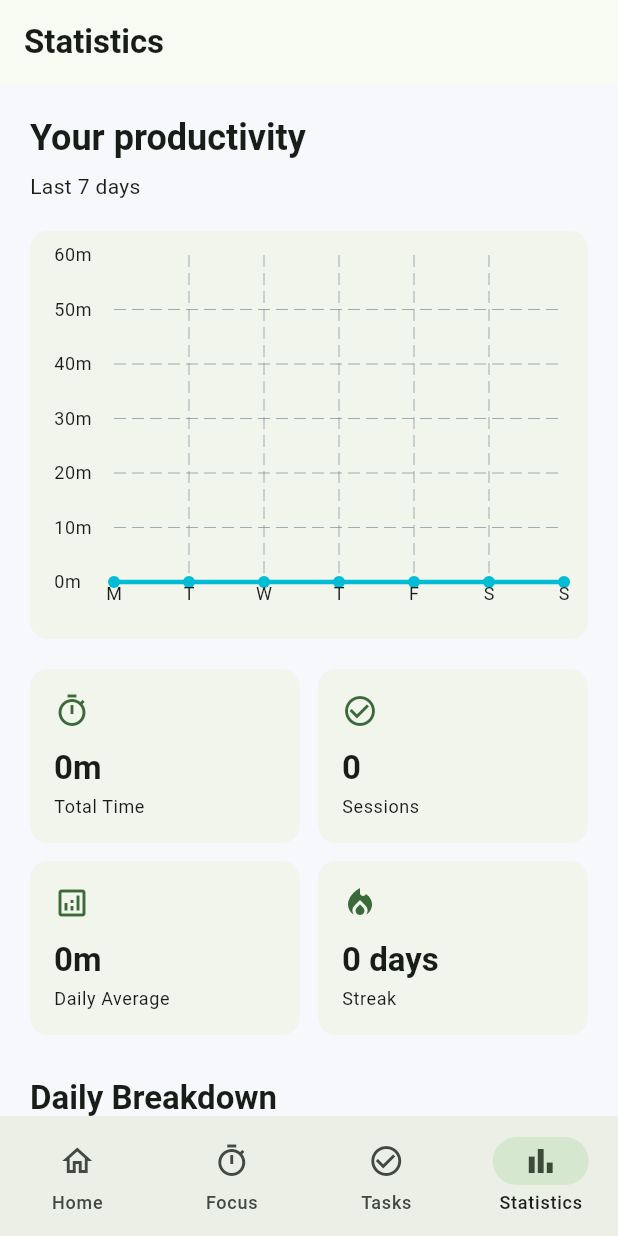
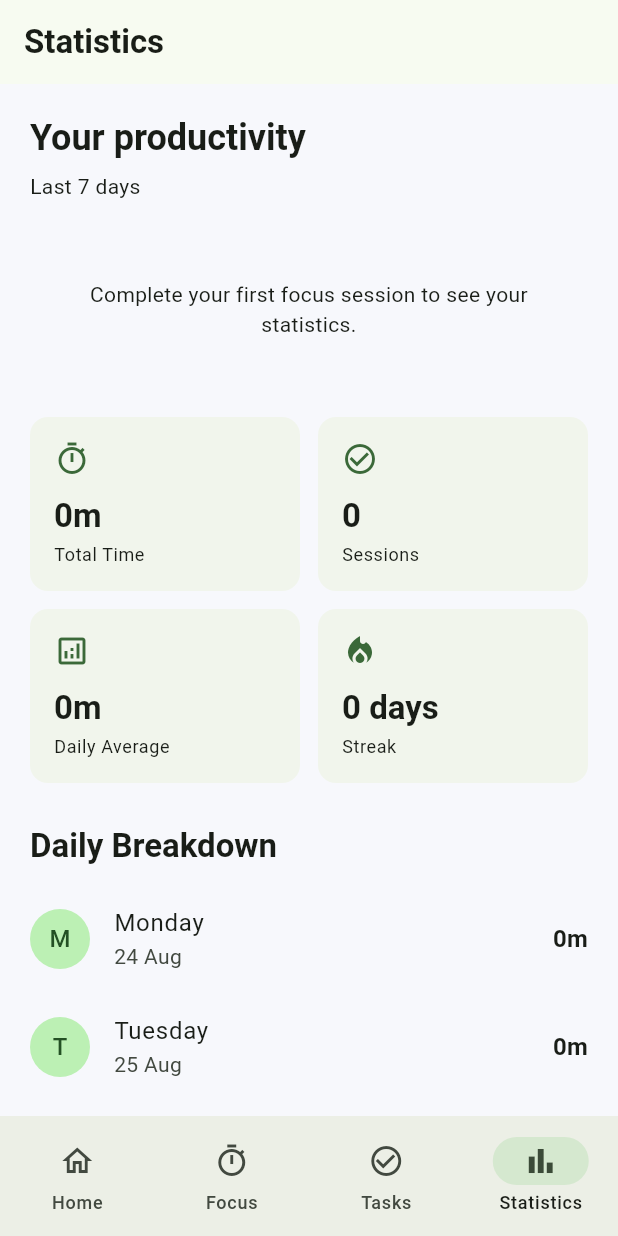
Before and after one commit to mayankahuja-pro/code_flux, a Flutter app: the screen it shows after launch, item 4 of the bottom bar chosen, on a phone screen of 412 x 824 dp. Run offline on Flutter 3.47's test engine with Material 3 defaults, Android fonts, the phone set to English and light mode, and no system bars; drawn by our look-alikes of fl_chart; our stand-ins replace shared_preferences.

Commit message:
Add message for empty coding sessions in StatisticsScreen

```diff
--- a/lib/screens/statistics_screen.dart
+++ b/lib/screens/statistics_screen.dart
@@ -60,7 +60,18 @@ class StatisticsScreen extends StatelessWidget {
             ),
 
             const SizedBox(height: 20),
-
+if (provider.codingSessions.isEmpty)
+  const Padding(
+    padding: EdgeInsets.all(32),
+    child: Center(
+      child: Text(
+        'Complete your first focus session '
+        'to see your statistics.',
+        textAlign: TextAlign.center,
+      ),
+    ),
+  )
+else
   Card(
     child: Padding(
       padding: const EdgeInsets.all(16),
@@ -69,6 +80,8 @@ class StatisticsScreen extends StatelessWidget {
       ),
     ),
   ),
+
+
 
             const SizedBox(height: 20),
 
```
Lines whose indentation alone changed are shown as unchanged.
